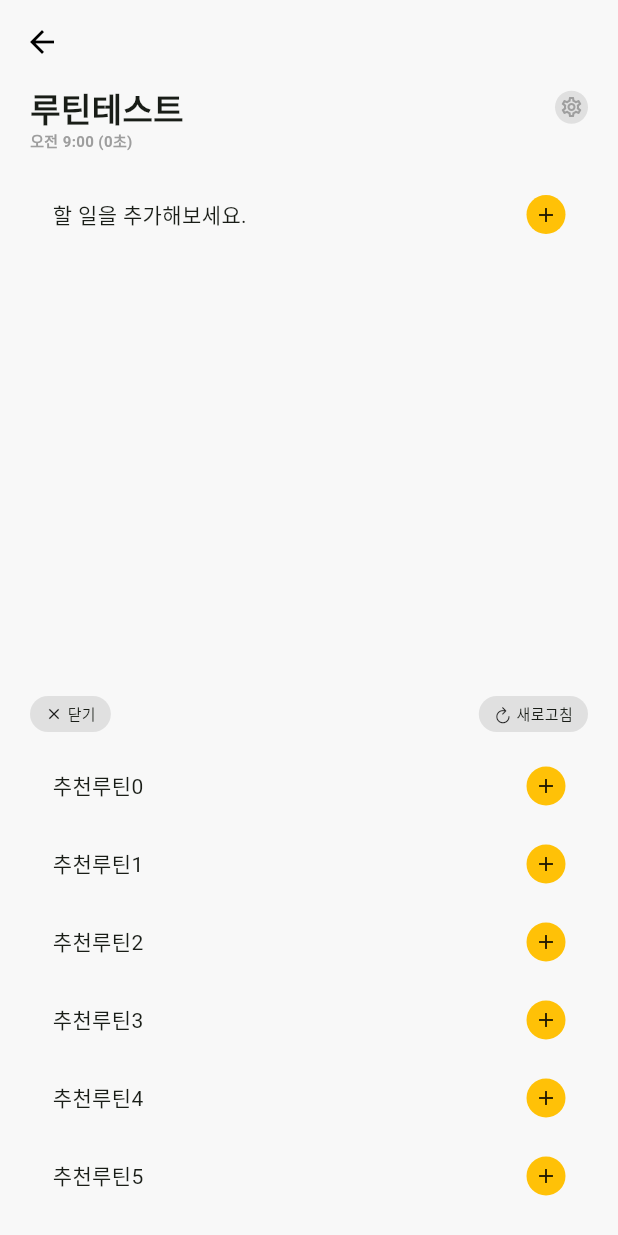
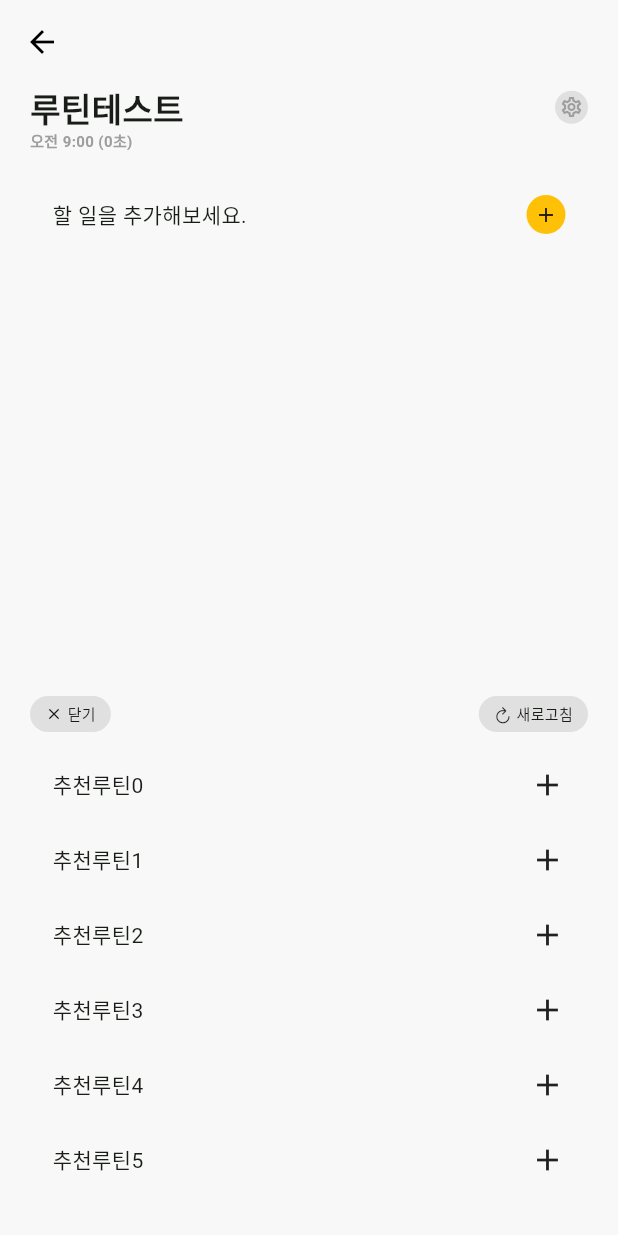
Before and after one commit to J1NWAN/routine_tree_app, a Flutter app: the RoutineDetailScreen screen opened by its route, on a phone screen of 412 x 824 dp. Run offline on Flutter 3.47's test engine with Material 3 defaults, Android fonts, the light colour scheme and no system bars; our stand-ins replace flutter_riverpod, go_router, hive, hive_flutter, riverpod_annotation; missing offline and left inert: widgets_easier; accounts and stored records are empty; generated files the repository leaves out were written again.

Commit message:
feat: 루틴 일정 등록 화면 디자인 수정
- 추천 루틴 등록 아이콘 수정

```diff
--- a/lib/screens/routine_detail_screen.dart
+++ b/lib/screens/routine_detail_screen.dart
@@ -39,7 +39,11 @@ class _RoutineDetailScreenState extends ConsumerState<RoutineDetailScreen> {
                       fontWeight: FontWeight.bold,
                     ),
                   ),
-                  Container(
+                  GestureDetector(
+                    onTap: () {
+                      print('루틴 설정화면으로 이동');
+                    },
+                    child: Container(
                       padding: const EdgeInsets.all(3),
                       decoration: BoxDecoration(
                         color: Colors.grey[300],
@@ -49,6 +53,7 @@ class _RoutineDetailScreenState extends ConsumerState<RoutineDetailScreen> {
                         Icons.settings_outlined,
                         size: 16,
                         color: Colors.grey[500],
+                      ),
                     ),
                   )
                 ],
@@ -164,7 +169,8 @@ class _RoutineDetailScreenState extends ConsumerState<RoutineDetailScreen> {
         mainAxisAlignment: MainAxisAlignment.spaceBetween,
         children: [
           Text(text ?? '할 일을 추가해보세요.'),
-          GestureDetector(
+          text == null
+              ? GestureDetector(
                   onTap: () => _showRoutineModal(context),
                   child: Container(
                     padding: const EdgeInsets.all(5),
@@ -177,6 +183,12 @@ class _RoutineDetailScreenState extends ConsumerState<RoutineDetailScreen> {
                       size: 16,
                     ),
                   ),
+                )
+              : GestureDetector(
+                  onTap: () {
+                    print(text);
+                  },
+                  child: const Icon(Icons.add),
                 ),
         ],
       ),
```
Lines whose indentation alone changed are shown as unchanged.
